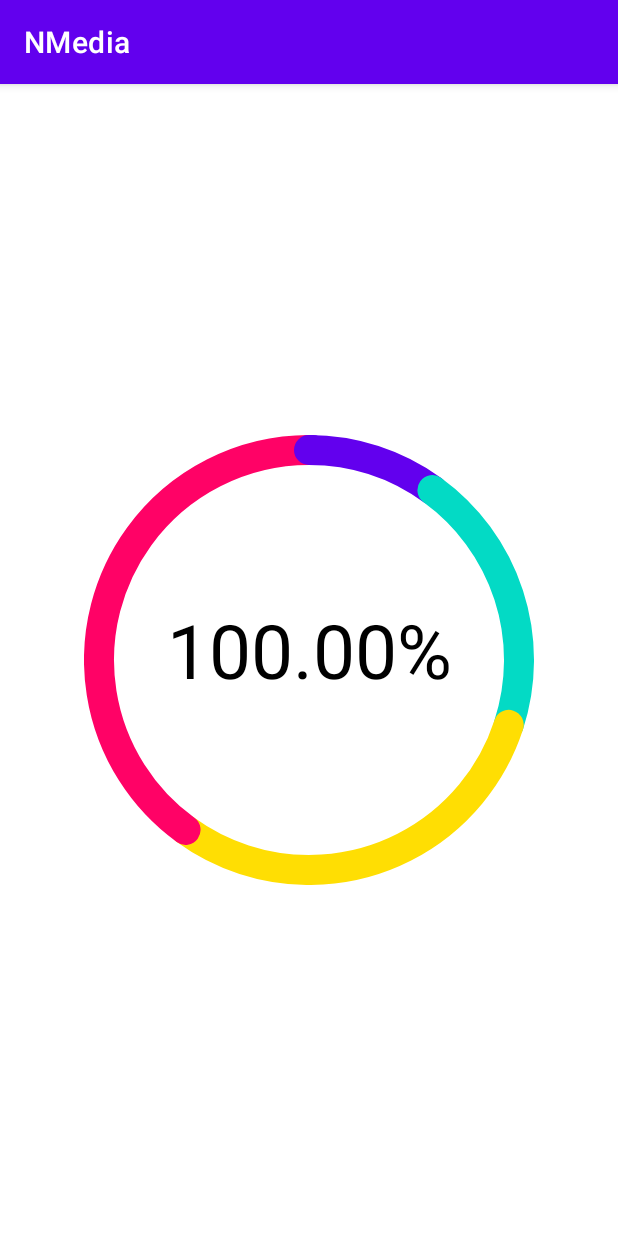
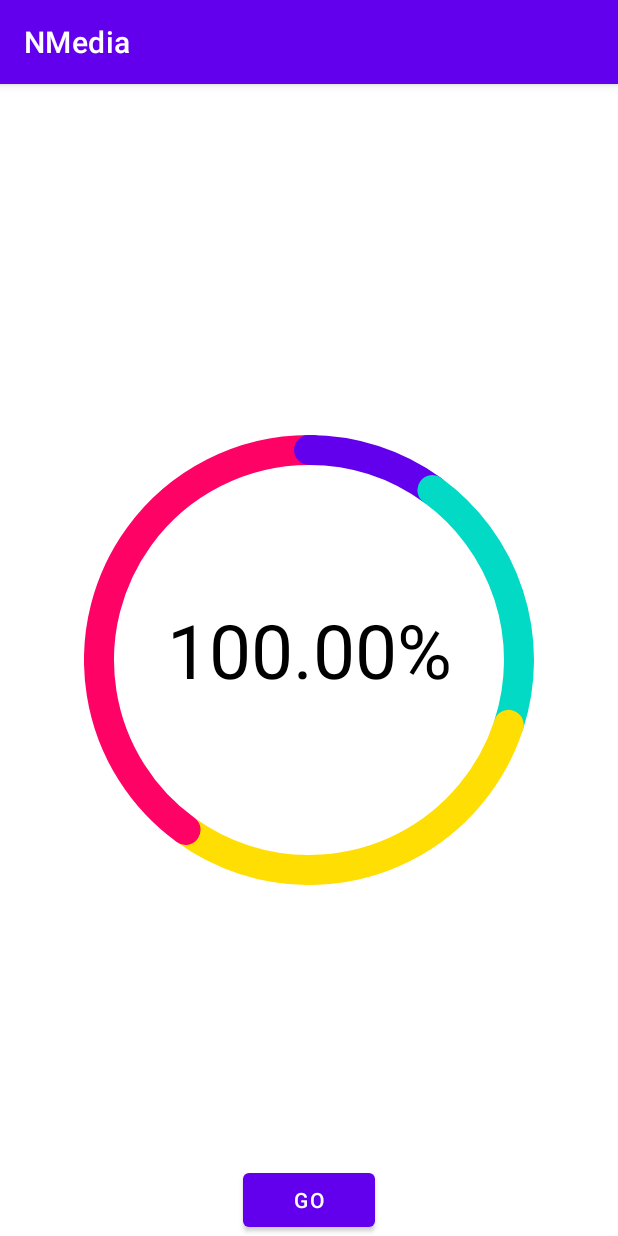
Before and after one commit to NataliaGracheva/2.1.CustomViews, an Android app: the screen it shows after launch (AppActivity), on a phone screen of 412 x 824 dp. Run offline under Robolectric (Android 15) with nearby library versions, the phone set to English and light mode, and no system bars.

```diff
--- a/app/src/main/java/ru/netology/nmedia/ui/AppActivity.kt
+++ b/app/src/main/java/ru/netology/nmedia/ui/AppActivity.kt
@@ -1,8 +1,10 @@
 package ru.netology.nmedia.ui
 
 import android.os.Bundle
-import android.view.animation.AnimationUtils
-import android.view.animation.LinearInterpolator
+import android.transition.Scene
+import android.transition.TransitionManager
+import android.view.ViewGroup
+import android.widget.Button
 import androidx.appcompat.app.AppCompatActivity
 import ru.netology.nmedia.R
 
@@ -10,37 +12,12 @@ class AppActivity : AppCompatActivity(R.layout.activity_app) {
     override fun onCreate(savedInstanceState: Bundle?) {
         super.onCreate(savedInstanceState)
 
-        val view = findViewById<StatsView>(R.id.stats)
-        view.data = listOf(
-            10F,
-            20F,
-            30F,
-            40F,
-        )
+        val root = findViewById<ViewGroup>(R.id.root)
+        val scene = Scene.getSceneForLayout(root, R.layout.end_scene, this)
+        findViewById<Button>(R.id.goButton).setOnClickListener {
+            TransitionManager.go(scene)
+        }
 
-        // 1. Animations
-//        view.startAnimation(
-//            AnimationUtils.loadAnimation(this, R.anim.animation)
-//        )
 
-        // 2. Animator
-//        view.animate()
-//            .rotation(360F)
-//            .scaleX(1.2F)
-//            .scaleY(1.2F)
-//            .setInterpolator(LinearInterpolator())
-//            .setStartDelay(500)
-//            .setDuration(500)
-//            .start()
-
-        // HW. Rotation
-        view.animate()
-            .setInterpolator(LinearInterpolator())
-            .setStartDelay(500)
-            .setDuration(5000)
-            .setUpdateListener { anim ->
-                anim.setFloatValues(0F, 1F)
-                view.progress = anim.animatedValue as Float }
-            .start()
     }
 }
--- a/app/src/main/java/ru/netology/nmedia/ui/StatsView.kt
+++ b/app/src/main/java/ru/netology/nmedia/ui/StatsView.kt
@@ -49,12 +49,12 @@ class StatsView @JvmOverloads constructor(
         textSize = fontSize
     }
 
-    var data: List<Float> = emptyList()
-        set(value) {
-            field = value
-            invalidate()
-        }
-    var progress: Float = 0F
+    var data: List<Float> = listOf(
+    10F,
+    20F,
+    30F,
+    40F,
+    )
         set(value) {
             field = value
             invalidate()
@@ -74,7 +74,7 @@ class StatsView @JvmOverloads constructor(
             return
         }
 
-        var startFrom = -90F + (progress * 360F)
+        var startFrom = -90F
         val sum = data.sum()
         var firstColor: Int = colors[0]
 
@@ -83,7 +83,7 @@ class StatsView @JvmOverloads constructor(
             val color: Int = colors.getOrNull(index) ?: randomColor()
             if (index == 0) firstColor = color
             paint.color = color
-            canvas.drawArc(oval, startFrom, angle * progress, false, paint)
+            canvas.drawArc(oval, startFrom, angle, false, paint)
             startFrom += angle
         }
 
@@ -95,7 +95,7 @@ class StatsView @JvmOverloads constructor(
         )
 
         paint.color = firstColor
-        if (progress == 1F) canvas.drawArc(oval, -90F, 1F, false, paint)
+        canvas.drawArc(oval, -90F, 1F, false, paint)
     }
 
     private fun randomColor() = Random.nextInt(0xFF000000.toInt(), 0xFFFFFFFF.toInt())
--- a/app/src/main/res/layout/activity_app.xml
+++ b/app/src/main/res/layout/activity_app.xml
@@ -3,16 +3,20 @@
     xmlns:tools="http://schemas.android.com/tools"
     android:layout_width="match_parent"
     android:layout_height="match_parent"
-    xmlns:app="http://schemas.android.com/apk/res-auto"
     tools:context=".ui.AppActivity">
 
-    <ru.netology.nmedia.ui.StatsView
-        android:id="@+id/stats"
-        android:layout_width="300dp"
-        android:layout_height="300dp"
-        android:layout_gravity="center"
-        app:lineWidth="20dp"
-        app:fontSize="50dp"
-        app:colors="@array/colors"
-        />
+    <FrameLayout
+        android:id="@+id/root"
+        android:layout_width="match_parent"
+        android:layout_height="match_parent">
+
+        <include layout="@layout/start_scene" />
+    </FrameLayout>
+
+    <Button
+        android:id="@+id/goButton"
+        android:layout_width="wrap_content"
+        android:layout_height="wrap_content"
+        android:layout_gravity="bottom|center_horizontal"
+        android:text="@string/go" />
 </FrameLayout>
--- /dev/null
+++ b/app/src/main/res/layout/end_scene.xml
@@ -0,0 +1,25 @@
+<?xml version="1.0" encoding="utf-8"?>
+<merge xmlns:android="http://schemas.android.com/apk/res/android"
+    xmlns:app="http://schemas.android.com/apk/res-auto"
+    android:layout_width="match_parent"
+    android:layout_height="match_parent">
+
+    <ru.netology.nmedia.ui.StatsView
+        android:id="@+id/stats"
+        android:layout_width="150dp"
+        android:layout_height="150dp"
+        android:layout_gravity="center|start"
+        app:lineWidth="20dp"
+        app:fontSize="50dp"
+        app:colors="@array/colors"
+        />
+
+    <ru.netology.nmedia.ui.StatsView
+        android:layout_width="150dp"
+        android:layout_height="150dp"
+        android:layout_gravity="center|end"
+        app:lineWidth="20dp"
+        app:fontSize="50dp"
+        app:colors="@array/colors"
+        />
+</merge>
--- /dev/null
+++ b/app/src/main/res/layout/start_scene.xml
@@ -0,0 +1,16 @@
+<?xml version="1.0" encoding="utf-8"?>
+<merge xmlns:android="http://schemas.android.com/apk/res/android"
+    xmlns:app="http://schemas.android.com/apk/res-auto"
+    android:layout_width="match_parent"
+    android:layout_height="match_parent">
+
+    <ru.netology.nmedia.ui.StatsView
+        android:id="@+id/stats"
+        android:layout_width="300dp"
+        android:layout_height="300dp"
+        android:layout_gravity="center"
+        app:lineWidth="20dp"
+        app:fontSize="50dp"
+        app:colors="@array/colors"
+        />
+</merge>
--- a/app/src/main/res/values/strings.xml
+++ b/app/src/main/res/values/strings.xml
@@ -1,3 +1,4 @@
 <resources>
     <string name="app_name">NMedia</string>
+    <string name="go">Go</string>
 </resources>
```
Also changed, not shown: 1 other file.
